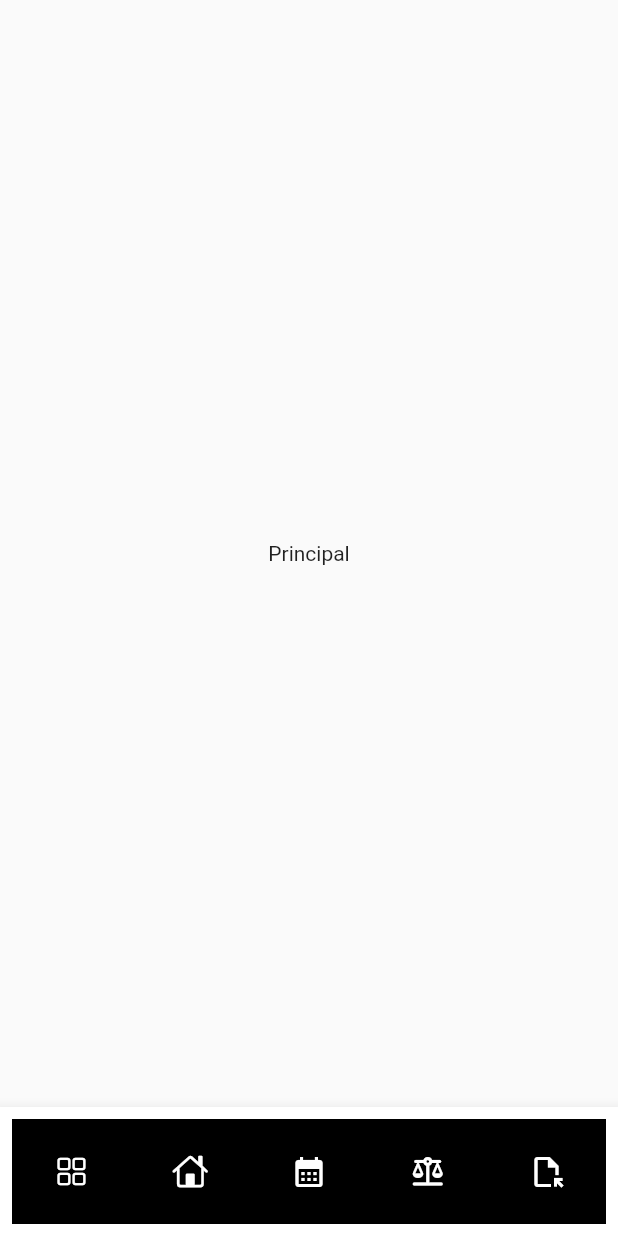
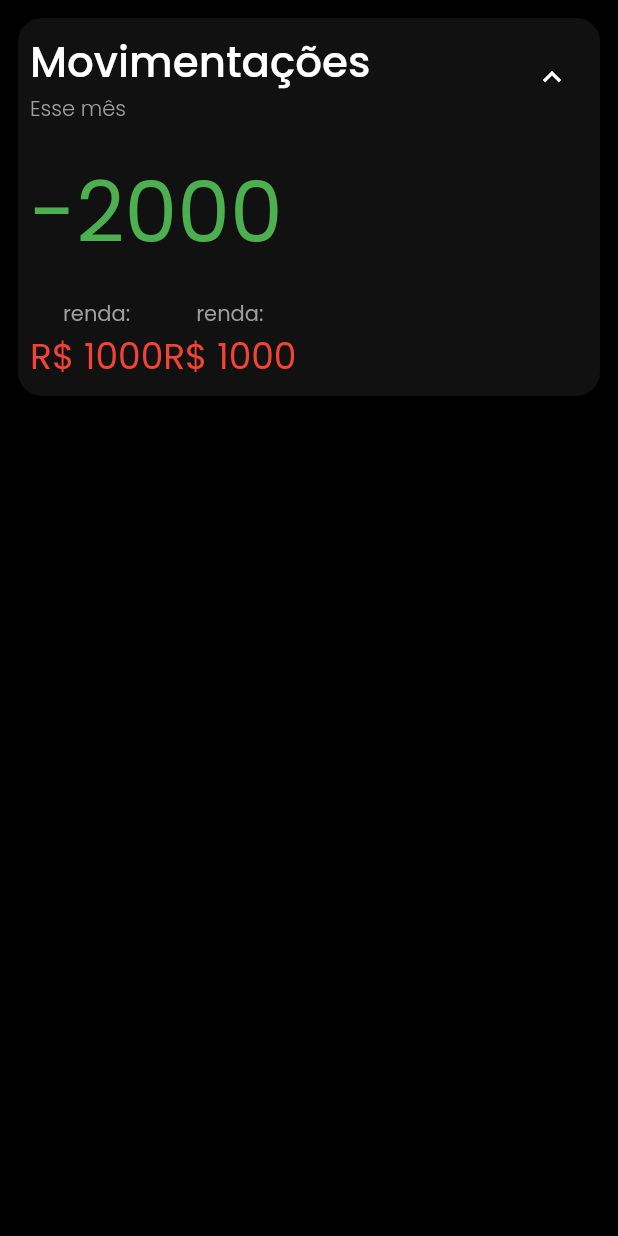
Before and after one commit to juliobissoli/RenterApp, a Flutter app: the screen it shows after launch, on a phone screen of 412 x 824 dp. Run offline on Flutter 3.47's test engine with Material 2 defaults, Android fonts, the phone set to English and light mode, and no system bars; our stand-ins replace google_fonts; missing offline and left inert: dart:ffi.

Commit message:
Criação do tema escuro, e inicio do card de saldo

```diff
--- /dev/null
+++ b/lib/components/home/balance-card.dart
@@ -0,0 +1,90 @@
+import 'package:flutter/material.dart';
+
+class BalanceCard extends StatelessWidget {
+  BalanceCard({Key? key}) : super(key: key);
+
+  @override
+  Widget build(BuildContext context) {
+    return Card(
+      shape: RoundedRectangleBorder(
+        borderRadius: BorderRadius.circular(16),
+      ),
+      child: Padding(
+        padding: const EdgeInsets.all(8.0),
+        child: Column(
+          crossAxisAlignment: CrossAxisAlignment.start,
+          children: [
+            Row(
+              mainAxisAlignment: MainAxisAlignment.spaceBetween,
+              children: [
+                Column(
+                  crossAxisAlignment: CrossAxisAlignment.start,
+                  children: [
+                    Text(
+                      'Movimentações',
+                      style: TextStyle(
+                          fontSize: 28,
+                          color: Colors.white,
+                          fontWeight: FontWeight.w500),
+                    ),
+                    Text(
+                      'Esse mês',
+                      style: TextStyle(
+                          fontSize: 14,
+                          color: Colors.grey,
+                          fontWeight: FontWeight.w300),
+                    )
+                  ],
+                ),
+                IconButton(
+                  onPressed: () {
+                    print('clico');
+                  },
+                  icon: Icon(Icons.expand_less_outlined),
+                  color: Colors.white,
+                ),
+              ],
+            ),
+            Padding(
+                padding: const EdgeInsets.symmetric(vertical: 16),
+                child: Text(
+                  '-2000',
+                  style: TextStyle(
+                      fontSize: 56,
+                      fontWeight: FontWeight.normal,
+                      color: Colors.green),
+                )),
+            Row(
+              children: [
+                Column(
+                  children: [
+                    Text(
+                      'renda:',
+                      style: TextStyle(color: Colors.grey, fontSize: 14),
+                    ),
+                    Text(
+                      "R\$ 1000",
+                      style: TextStyle(color: Colors.red, fontSize: 24),
+                    )
+                  ],
+                ),
+                Column(
+                  children: [
+                    Text(
+                      'renda:',
+                      style: TextStyle(color: Colors.grey, fontSize: 14),
+                    ),
+                    Text(
+                      "R\$ 1000",
+                      style: TextStyle(color: Colors.red, fontSize: 24),
+                    )
+                  ],
+                )
+              ],
+            )
+          ],
+        ),
+      ),
+    );
+  }
+}
--- a/lib/main.dart
+++ b/lib/main.dart
@@ -1,6 +1,7 @@
 import 'package:flutter/material.dart';
 import 'package:renter_app/scream/login.dart';
 import 'package:renter_app/router.dart';
+import 'package:renter_app/theme.dart';
 
 void main() {
   runApp(const MyApp());
@@ -17,9 +18,12 @@ class MyApp extends StatelessWidget {
       theme: ThemeData(
         primarySwatch: Colors.blue,
       ),
+      debugShowCheckedModeBanner: false,
       // home: const MyHomePage(title: 'Flutter Demo Home Page'),
       initialRoute: '/home',
       routes: appRoutes(),
+      themeMode: ThemeMode.dark,
+      darkTheme: CustimTheme.darkTheme,
       // routes: {'/': (context) => const LoginScream()}
     );
   }
--- a/lib/scream/home.dart
+++ b/lib/scream/home.dart
@@ -2,6 +2,8 @@ import 'dart:ffi';
 
 import 'package:flutter/cupertino.dart';
 import 'package:flutter/material.dart';
+
+import '../components/home/balance-card.dart';
 
 class HomeScream extends StatefulWidget {
   HomeScream({Key? key}) : super(key: key);
@@ -14,58 +16,11 @@ class _HomeScreamState extends State<HomeScream> {
   @override
   Widget build(BuildContext context) {
     return Scaffold(
-      body: Center(
-        child: Text('Principal'),
+        body: SafeArea(
+      child: ListView(
+        padding: const EdgeInsets.all(8),
+        children: <Widget>[BalanceCard()],
       ),
-      bottomNavigationBar: BottomAppBar(
-          child: Padding(
-        padding: const EdgeInsets.all(8.0),
-        child: Container(
-          color: Colors.black,
-          height: 70,
-          child: Row(
-            crossAxisAlignment: CrossAxisAlignment.center,
-            mainAxisAlignment: MainAxisAlignment.spaceAround,
-            children: [
-              IconButton(
-                onPressed: () {
-                  print("clica Home");
-                },
-                icon: Icon(CupertinoIcons.square_grid_2x2),
-                color: Colors.white,
-              ),
-              IconButton(
-                onPressed: () {
-                  print("clica Home");
-                },
-                icon: Icon(CupertinoIcons.home),
-                color: Colors.white,
-              ),
-              IconButton(
-                onPressed: () {
-                  print("clica Home");
-                },
-                icon: Icon(Icons.calendar_month),
-                color: Colors.white,
-              ),
-              IconButton(
-                onPressed: () {
-                  print("clica Home");
-                },
-                icon: Icon(Icons.balance_rounded),
-                color: Colors.white,
-              ),
-              IconButton(
-                onPressed: () {
-                  print("clica Home");
-                },
-                icon: Icon(Icons.file_open_outlined),
-                color: Colors.white,
-              )
-            ],
-          ),
-        ),
-      )),
-    );
+    ));
   }
 }
--- /dev/null
+++ b/lib/theme.dart
@@ -0,0 +1,45 @@
+import 'package:flutter/material.dart';
+import 'package:google_fonts/google_fonts.dart';
+
+class CustimTheme {
+  static ThemeData lightTheme = ThemeData(
+      scaffoldBackgroundColor: Colors.white,
+      colorScheme: ColorScheme.light(),
+      appBarTheme: AppBarTheme(
+        backgroundColor: Colors.blue,
+      ));
+
+  static ThemeData darkTheme = ThemeData(
+      scaffoldBackgroundColor: Colors.black, //Color(0xFF1E1F23),
+      colorScheme: ColorScheme.dark(),
+      // fontFamily: GoogleFonts.poppins(),
+      textTheme: GoogleFonts.poppinsTextTheme(),
+      cardTheme: CardTheme(color: Color(0x11ffffff)),
+      appBarTheme: AppBarTheme(
+        backgroundColor: Colors.black,
+      ));
+
+  // static ThemeData themeData(bool isDarkTheme, BuildContext context) {
+  //   return ThemeData(
+  //     primarySwatch: Colors.red,
+  //     primaryColor: isDarkTheme ? Colors.black : Colors.white,
+  //     backgroundColor: isDarkTheme ? Colors.black : Color(0xffF1F5FB),
+  //     indicatorColor: isDarkTheme ? Color(0xff0E1D36) : Color(0xffCBDCF8),
+  //     buttonColor: isDarkTheme ? Color(0xff3B3B3B) : Color(0xffF1F5FB),
+  //     hintColor: isDarkTheme ? Color(0xff280C0B) : Color(0xffEECED3),
+  //     highlightColor: isDarkTheme ? Color(0xff372901) : Color(0xffFCE192),
+  //     hoverColor: isDarkTheme ? Color(0xff3A3A3B) : Color(0xff4285F4),
+  //     focusColor: isDarkTheme ? Color(0xff0B2512) : Color(0xffA8DAB5),
+  //     disabledColor: Colors.grey,
+  //     textSelectionColor: isDarkTheme ? Colors.white : Colors.black,
+  //     cardColor: isDarkTheme ? Color(0xFF151515) : Colors.white,
+  //     canvasColor: isDarkTheme ? Colors.black : Colors.grey[50],
+  //     brightness: isDarkTheme ? Brightness.dark : Brightness.light,
+  //     buttonTheme: Theme.of(context).buttonTheme.copyWith(
+  //         colorScheme: isDarkTheme ? ColorScheme.dark() : ColorScheme.light()),
+  //     appBarTheme: AppBarTheme(
+  //       elevation: 0.0,
+  //     ),
+  //   );
+  // }
+}
--- a/pubspec.yaml
+++ b/pubspec.yaml
@@ -34,6 +34,7 @@ dependencies:
   # The following adds the Cupertino Icons font to your application.
   # Use with the CupertinoIcons class for iOS style icons.
   cupertino_icons: ^1.0.2
+  google_fonts: ^2.3.2
 
 dev_dependencies:
   flutter_test:
```
Also changed, not shown: pubspec.lock.
